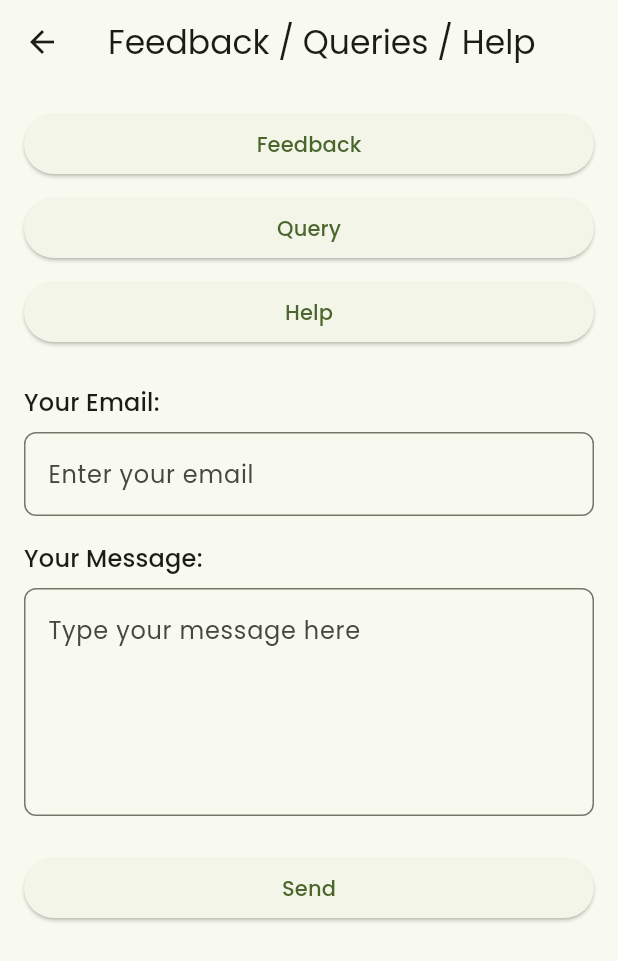
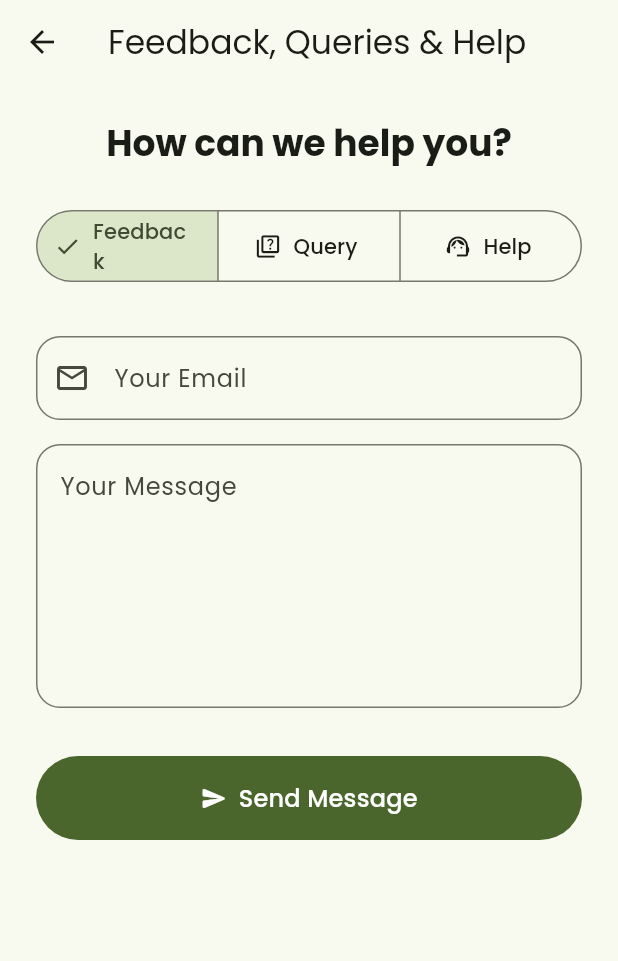
Before and after one commit to madhavanrmiitm/second-innings-app, a Flutter app: the FeedbackQueryHelpPage screen opened directly, on a phone screen of 412 x 824 dp. Shown: the top 961 px of the screen. Run offline on Flutter 3.47's test engine with Material 3 defaults, Android fonts, the phone set to English and light mode, and no system bars; drawn by our look-alikes of dynamic_color; our stand-ins replace google_fonts.

Commit message:
enhance: improve UI and add functionality for local groups and feedback
- Improved UI for Local Groups Details view, including card layout and prominent join button.
- Enabled launching WhatsApp links externally from the Local Groups Details view with error handling.
- Enhanced Feedback/Query/Help page with a segmented button for category selection, improved text field styling, and a clear send button.
- Added tap effect to group cards in Local Groups view.
- Added `url_launcher` and related platform-specific packages as dependencies.
- Added `flutter_web_plugins` as a transitive dependency.
- Formatted `welcome.dart`.

```diff
--- a/second_innings/lib/auth/feedback_query_help_page.dart
+++ b/second_innings/lib/auth/feedback_query_help_page.dart
@@ -1,77 +1,113 @@
 import 'package:flutter/material.dart';
 
-class FeedbackQueryHelpPage extends StatelessWidget {
+enum FeedbackCategory { feedback, query, help }
+
+class FeedbackQueryHelpPage extends StatefulWidget {
   const FeedbackQueryHelpPage({super.key});
+
+  @override
+  State<FeedbackQueryHelpPage> createState() => _FeedbackQueryHelpPageState();
+}
+
+class _FeedbackQueryHelpPageState extends State<FeedbackQueryHelpPage> {
+  Set<FeedbackCategory> _selection = {FeedbackCategory.feedback};
+  final _emailController = TextEditingController();
+  final _messageController = TextEditingController();
+
+  @override
+  void dispose() {
+    _emailController.dispose();
+    _messageController.dispose();
+    super.dispose();
+  }
 
   @override
   Widget build(BuildContext context) {
     return Scaffold(
-      appBar: AppBar(
-        title: const Text("Feedback / Queries / Help"),
-      ),
-      body: Padding(
-        padding: const EdgeInsets.all(16.0),
+      appBar: AppBar(title: const Text("Feedback, Queries & Help")),
+      body: SingleChildScrollView(
+        child: Padding(
+          padding: const EdgeInsets.all(24.0),
           child: Column(
             crossAxisAlignment: CrossAxisAlignment.stretch,
             children: [
-            ElevatedButton(
-              onPressed: () {
-                // TODO: Implement Feedback logic
-              },
-              child: const Text('Feedback'),
+              Text(
+                'How can we help you?',
+                style: Theme.of(context).textTheme.headlineSmall?.copyWith(
+                  fontWeight: FontWeight.bold,
                 ),
-            const SizedBox(height: 8.0),
-            ElevatedButton(
-              onPressed: () {
-                // TODO: Implement Query logic
-              },
-              child: const Text('Query'),
-            ),
-            const SizedBox(height: 8.0),
-            ElevatedButton(
-              onPressed: () {
-                // TODO: Implement Help logic
-              },
-              child: const Text('Help'),
+                textAlign: TextAlign.center,
               ),
               const SizedBox(height: 24.0),
-            Text(
-              'Your Email:',
-              style: Theme.of(context).textTheme.titleMedium,
+              Center(
+                child: SegmentedButton<FeedbackCategory>(
+                  segments: const <ButtonSegment<FeedbackCategory>>[
+                    ButtonSegment<FeedbackCategory>(
+                      value: FeedbackCategory.feedback,
+                      label: Text('Feedback'),
+                      icon: Icon(Icons.feedback_outlined),
                     ),
-            const SizedBox(height: 8.0),
-            TextField(
+                    ButtonSegment<FeedbackCategory>(
+                      value: FeedbackCategory.query,
+                      label: Text('Query'),
+                      icon: Icon(Icons.quiz_outlined),
+                    ),
+                    ButtonSegment<FeedbackCategory>(
+                      value: FeedbackCategory.help,
+                      label: Text('Help'),
+                      icon: Icon(Icons.support_agent_outlined),
+                    ),
+                  ],
+                  selected: _selection,
+                  onSelectionChanged: (Set<FeedbackCategory> newSelection) {
+                    setState(() {
+                      if (newSelection.isNotEmpty) {
+                        _selection = newSelection;
+                      }
+                    });
+                  },
+                ),
+              ),
+              const SizedBox(height: 32.0),
+              TextFormField(
+                controller: _emailController,
                 keyboardType: TextInputType.emailAddress,
                 decoration: InputDecoration(
-                hintText: 'Enter your email',
+                  labelText: 'Your Email',
+                  hintText: 'Enter your email address',
+                  prefixIcon: const Icon(Icons.email_outlined),
                   border: OutlineInputBorder(
-                  borderRadius: BorderRadius.circular(8.0),
+                    borderRadius: BorderRadius.circular(16.0),
                   ),
                 ),
               ),
               const SizedBox(height: 16.0),
-            Text(
-              'Your Message:',
-              style: Theme.of(context).textTheme.titleMedium,
-            ),
-            const SizedBox(height: 8.0),
-            TextField(
-              maxLines: 5,
+              TextFormField(
+                controller: _messageController,
+                maxLines: 6,
                 decoration: InputDecoration(
-                hintText: 'Type your message here',
+                  labelText: 'Your Message',
+                  hintText: 'Type your message here...',
+                  alignLabelWithHint: true,
                   border: OutlineInputBorder(
-                  borderRadius: BorderRadius.circular(8.0),
+                    borderRadius: BorderRadius.circular(16.0),
                   ),
                 ),
               ),
-            const SizedBox(height: 24.0),
-            ElevatedButton(
+              const SizedBox(height: 32.0),
+              FilledButton.icon(
                 onPressed: () {
                   // TODO: Implement Send logic
                 },
-              child: const Text('Send'),
+                icon: const Icon(Icons.send_rounded),
+                label: const Text('Send Message'),
+                style: FilledButton.styleFrom(
+                  padding: const EdgeInsets.symmetric(vertical: 16.0),
+                  textStyle: Theme.of(context).textTheme.titleMedium,
+                ),
               ),
             ],
+          ),
         ),
       ),
     );
--- a/second_innings/lib/auth/welcome.dart
+++ b/second_innings/lib/auth/welcome.dart
@@ -2,6 +2,7 @@ import 'package:flutter/material.dart';
 import 'package:second_innings/auth/register.dart';
 
 import 'package:second_innings/auth/feedback_query_help_page.dart';
+
 class WelcomeScreen extends StatefulWidget {
   const WelcomeScreen({super.key});
 
@@ -104,7 +105,9 @@ class _WelcomeScreenState extends State<WelcomeScreen>
             icon: const Icon(Icons.help_outline),
             onPressed: () {
               Navigator.of(context).push(
-                MaterialPageRoute(builder: (context) => const FeedbackQueryHelpPage()),
+                MaterialPageRoute(
+                  builder: (context) => const FeedbackQueryHelpPage(),
+                ),
               );
             },
           ),
--- a/second_innings/lib/dashboard/senior_citizen/views/local_groups_view.dart
+++ b/second_innings/lib/dashboard/senior_citizen/views/local_groups_view.dart
@@ -1,5 +1,5 @@
 import 'package:flutter/material.dart';
-import 'local_groups_details.dart'; // Import the details page
+import 'local_groups_details.dart';
 
 class LocalGroupsView extends StatelessWidget {
   const LocalGroupsView({super.key});
@@ -9,27 +9,32 @@ class LocalGroupsView extends StatelessWidget {
     {
       'name': 'Senior Walkers Club',
       'description': 'Meet every morning for a walk in the park.',
-      'whatsapp_link': 'https://chat.whatsapp.com/your_whatsapp_group_link_here' // Add WhatsApp link
+      'whatsapp_link':
+          'https://chat.whatsapp.com/your_whatsapp_group_link_here', // Add WhatsApp link
     },
     {
       'name': 'Book Readers Society',
       'description': 'Discuss books and enjoy literary events.',
-      'whatsapp_link': 'https://chat.whatsapp.com/your_whatsapp_group_link_here' // Add WhatsApp link
+      'whatsapp_link':
+          'https://chat.whatsapp.com/your_whatsapp_group_link_here', // Add WhatsApp link
     },
     {
       'name': 'Gardening Enthusiasts',
       'description': 'Share tips and grow plants together.',
-      'whatsapp_link': 'https://chat.whatsapp.com/your_whatsapp_group_link_here' // Add WhatsApp link
+      'whatsapp_link':
+          'https://chat.whatsapp.com/your_whatsapp_group_link_here', // Add WhatsApp link
     },
     {
       'name': 'Crafting Circle',
       'description': 'Work on various crafts and share your creations.',
-      'whatsapp_link': 'https://chat.whatsapp.com/your_whatsapp_group_link_here' // Add WhatsApp link
+      'whatsapp_link':
+          'https://chat.whatsapp.com/your_whatsapp_group_link_here', // Add WhatsApp link
     },
     {
       'name': 'Bridge Club',
       'description': 'Enjoy friendly games of bridge.',
-      'whatsapp_link': 'https://chat.whatsapp.com/your_whatsapp_group_link_here' // Add WhatsApp link
+      'whatsapp_link':
+          'https://chat.whatsapp.com/your_whatsapp_group_link_here', // Add WhatsApp link
     },
   ];
 
@@ -114,7 +119,8 @@ class LocalGroupsView extends StatelessWidget {
             borderRadius: BorderRadius.circular(20),
           ),
           color: colorScheme.primaryContainer.withAlpha(51),
-          child: InkWell( // Wrap with InkWell for tap effect
+          child: InkWell(
+            borderRadius: BorderRadius.circular(20),
             onTap: () {
               Navigator.push(
                 context,
@@ -128,7 +134,9 @@ class LocalGroupsView extends StatelessWidget {
               child: Row(
                 children: [
                   CircleAvatar(
-                    backgroundColor: colorScheme.primaryContainer.withAlpha(204),
+                    backgroundColor: colorScheme.primaryContainer.withAlpha(
+                      204,
+                    ),
                     child: Icon(
                       Icons.group,
                       color: colorScheme.onPrimaryContainer,
@@ -141,9 +149,8 @@ class LocalGroupsView extends StatelessWidget {
                       children: [
                         Text(
                           group['name']!,
-                          style: Theme.of(context).textTheme.bodyLarge?.copyWith(
-                            fontWeight: FontWeight.bold,
-                          ),
+                          style: Theme.of(context).textTheme.bodyLarge
+                              ?.copyWith(fontWeight: FontWeight.bold),
                         ),
                         Text(
                           group['description']!,
```
Also changed, not shown: second_innings/lib/dashboard/senior_citizen/views/local_groups_details.dart (+51 -16 lines), second_innings/pubspec.lock. Lines whose indentation alone changed are shown as unchanged.
